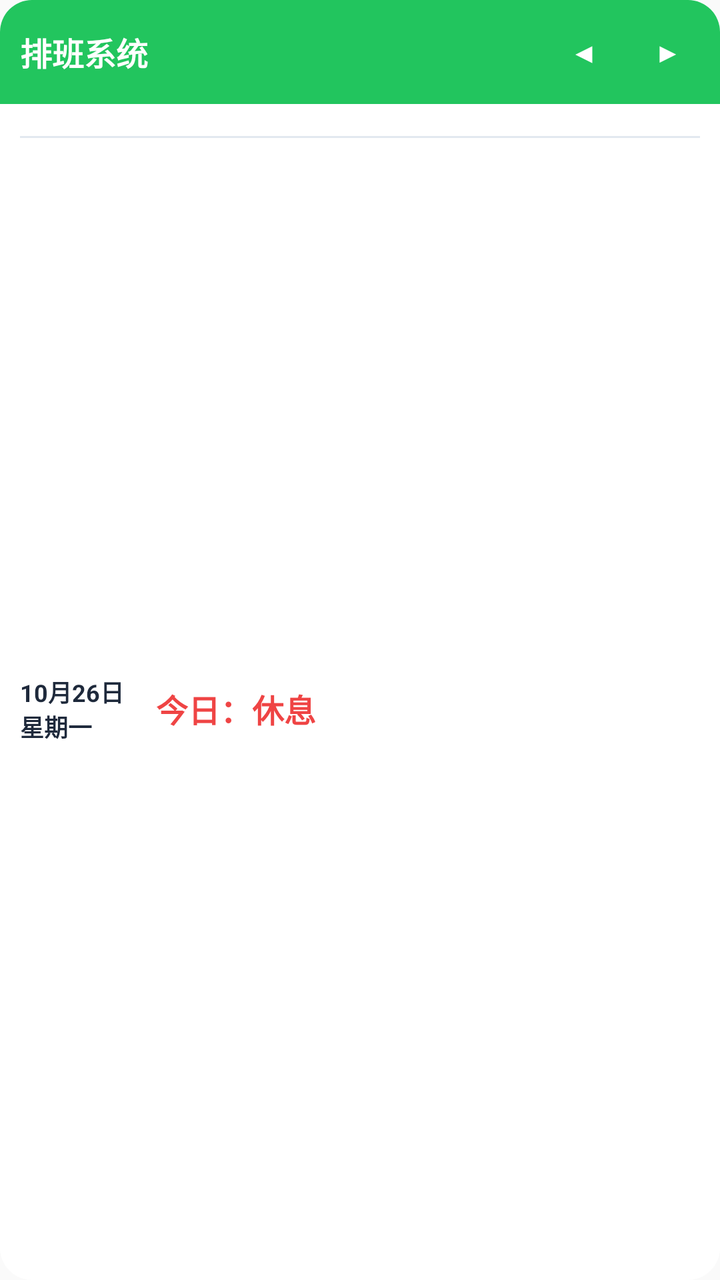
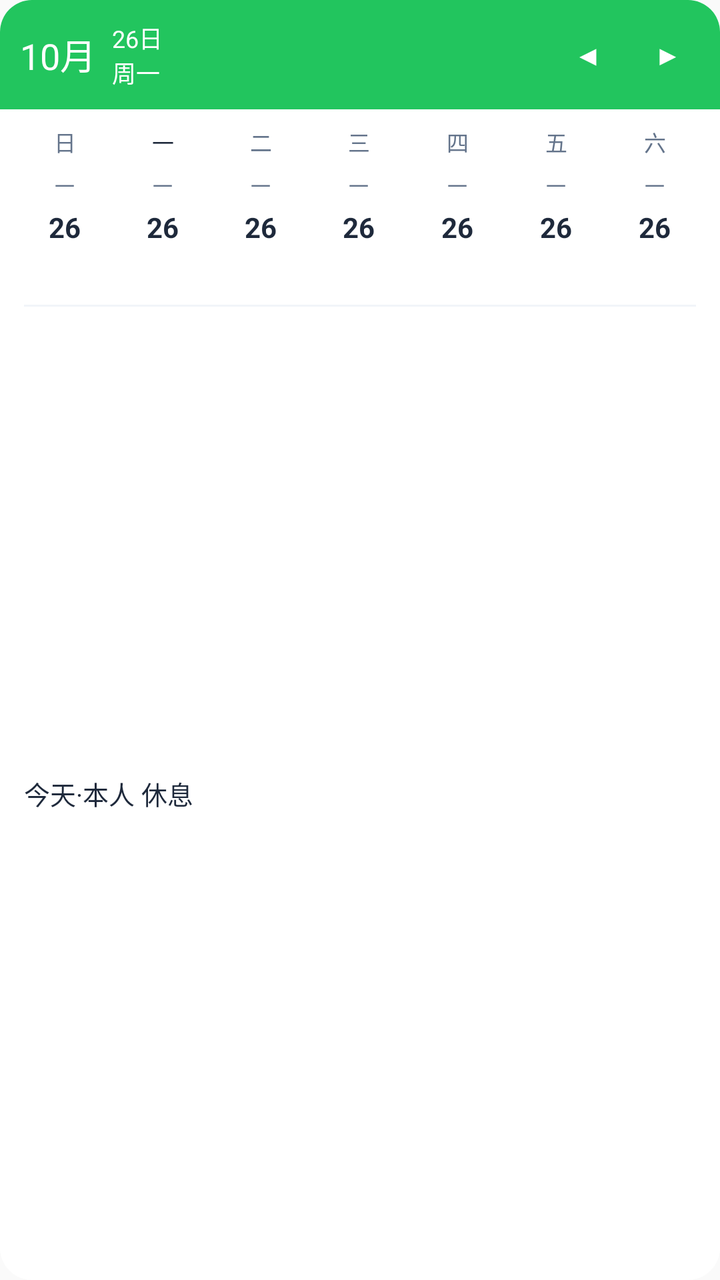

Screens rendered from an Android XML layout before and after an edit, with the pre-edit source and the edit as a unified diff.
<!-- AndroidManifest.xml: application theme Theme.AppCompat.DayNight.NoActionBar -->
<!-- res/layout/widget_week.xml -->
<?xml version="1.0" encoding="utf-8"?>
<LinearLayout xmlns:android="http://schemas.android.com/apk/res/android"
    android:layout_width="match_parent"
    android:layout_height="match_parent"
    android:background="@drawable/bg_widget_rounded"
    android:orientation="vertical">

    
    <LinearLayout
        android:layout_width="match_parent"
        android:layout_height="wrap_content"
        android:background="@drawable/bg_header_rounded"
        android:orientation="horizontal"
        android:padding="10dp"
        android:gravity="center_vertical">

        <TextView
            android:layout_width="0dp"
            android:layout_height="wrap_content"
            android:layout_weight="1"
            android:text="排班系统"
            android:textColor="#FFFFFF"
            android:textSize="16sp"
            android:textStyle="bold" />

        <TextView
            android:id="@+id/btn_prev_week"
            android:layout_width="32dp"
            android:layout_height="32dp"
            android:gravity="center"
            android:text="◀"
            android:textColor="#FFFFFF"
            android:textSize="14sp" />

        <TextView
            android:id="@+id/btn_next_week"
            android:layout_width="32dp"
            android:layout_height="32dp"
            android:layout_marginStart="10dp"
            android:gravity="center"
            android:text="▶"
            android:textColor="#FFFFFF"
            android:textSize="14sp" />
    </LinearLayout>

    
    <LinearLayout
        android:id="@+id/ll_week_days"
        android:layout_width="match_parent"
        android:layout_height="wrap_content"
        android:orientation="horizontal"
        android:padding="8dp"
        android:weightSum="7" />
        
    <View
        android:layout_width="match_parent"
        android:layout_height="1dp"
        android:background="#E2E8F0"
        android:layout_marginHorizontal="10dp"/>

    
    <LinearLayout
        android:layout_width="match_parent"
        android:layout_height="match_parent"
        android:orientation="horizontal"
        android:padding="10dp"
        android:gravity="center_vertical">

        <TextView
            android:id="@+id/tv_bottom_date"
            android:layout_width="wrap_content"
            android:layout_height="wrap_content"
            android:text="10月26日\n星期一"
            android:textColor="#1E293B"
            android:textSize="12sp"
            android:textStyle="bold" />

        <TextView
            android:id="@+id/tv_bottom_shift"
            android:layout_width="0dp"
            android:layout_height="wrap_content"
            android:layout_weight="1"
            android:layout_marginStart="16dp"
            android:text="今日：休息"
            android:textColor="#EF4444"
            android:textSize="16sp"
            android:textStyle="bold" />
    </LinearLayout>
</LinearLayout>
<!-- resources referenced by this layout -->
<resources>
  <!-- drawable bg_header_rounded (drawable) -->
  <?xml version="1.0" encoding="utf-8"?>
  <shape xmlns:android="http://schemas.android.com/apk/res/android">
      <solid android:color="#22C55E" />
      <corners
          android:topLeftRadius="16dp"
          android:topRightRadius="16dp" />
  </shape>
  <!-- drawable bg_widget_rounded (drawable) -->
  <?xml version="1.0" encoding="utf-8"?>
  <shape xmlns:android="http://schemas.android.com/apk/res/android">
      <solid android:color="#FFFFFF" />
      <corners android:radius="16dp" />
  </shape>
</resources>

<!-- the commit's change to res/layout/widget_week.xml (unified diff, before → after) -->
@@ -10,19 +10,28 @@
         android:layout_width="match_parent"
         android:layout_height="wrap_content"
         android:background="@drawable/bg_header_rounded"
+        android:gravity="center_vertical"
         android:orientation="horizontal"
-        android:padding="10dp"
-        android:gravity="center_vertical">
-
+        android:padding="10dp">
+        
         <TextView
-            android:layout_width="0dp"
+            android:id="@+id/tv_header_month"
+            android:layout_width="wrap_content"
             android:layout_height="wrap_content"
-            android:layout_weight="1"
-            android:text="排班系统"
+            android:text="10月"
             android:textColor="#FFFFFF"
-            android:textSize="16sp"
-            android:textStyle="bold" />
-
+            android:textSize="18sp" />
+        <TextView
+            android:id="@+id/tv_header_day"
+            android:layout_width="wrap_content"
+            android:layout_height="wrap_content"
+            android:layout_marginStart="8dp"
+            android:text="26日\n周一"
+            android:textColor="#FFFFFF"
+            android:textSize="12sp" />
+            
+        <Space android:layout_width="0dp" android:layout_height="wrap_content" android:layout_weight="1" />
+        
         <TextView
             android:id="@+id/btn_prev_week"
             android:layout_width="32dp"
@@ -31,12 +40,11 @@
             android:text="◀"
             android:textColor="#FFFFFF"
             android:textSize="14sp" />
-
         <TextView
             android:id="@+id/btn_next_week"
             android:layout_width="32dp"
             android:layout_height="32dp"
-            android:layout_marginStart="10dp"
+            android:layout_marginStart="8dp"
             android:gravity="center"
             android:text="▶"
             android:textColor="#FFFFFF"
@@ -45,45 +53,95 @@
 
     
     <LinearLayout
-        android:id="@+id/ll_week_days"
         android:layout_width="match_parent"
         android:layout_height="wrap_content"
         android:orientation="horizontal"
-        android:padding="8dp"
-        android:weightSum="7" />
+        android:paddingHorizontal="8dp"
+        android:paddingTop="8dp"
+        android:weightSum="7">
+        <TextView android:layout_width="0dp" android:layout_height="wrap_content" android:layout_weight="1" android:gravity="center" android:text="日" android:textColor="#64748B" android:textSize="11sp"/>
+        <TextView android:layout_width="0dp" android:layout_height="wrap_content" android:layout_weight="1" android:gravity="center" android:text="一" android:textColor="#1E293B" android:textSize="11sp"/>
+        <TextView android:layout_width="0dp" android:layout_height="wrap_content" android:layout_weight="1" android:gravity="center" android:text="二" android:textColor="#64748B" android:textSize="11sp"/>
+        <TextView android:layout_width="0dp" android:layout_height="wrap_content" android:layout_weight="1" android:gravity="center" android:text="三" android:textColor="#64748B" android:textSize="11sp"/>
+        <TextView android:layout_width="0dp" android:layout_height="wrap_content" android:layout_weight="1" android:gravity="center" android:text="四" android:textColor="#64748B" android:textSize="11sp"/>
+        <TextView android:layout_width="0dp" android:layout_height="wrap_content" android:layout_weight="1" android:gravity="center" android:text="五" android:textColor="#64748B" android:textSize="11sp"/>
+        <TextView android:layout_width="0dp" android:layout_height="wrap_content" android:layout_weight="1" android:gravity="center" android:text="六" android:textColor="#64748B" android:textSize="11sp"/>
+    </LinearLayout>
+
+    
+    <LinearLayout
+        android:layout_width="match_parent"
+        android:layout_height="wrap_content"
+        android:orientation="horizontal"
+        android:paddingHorizontal="8dp"
+        android:paddingVertical="4dp"
+        android:weightSum="7">
         
-    <View
-        android:layout_width="match_parent"
-        android:layout_height="1dp"
-        android:background="#E2E8F0"
-        android:layout_marginHorizontal="10dp"/>
+        
+        <LinearLayout android:layout_width="0dp" android:layout_height="wrap_content" android:layout_weight="1" android:orientation="vertical" android:gravity="center" android:padding="2dp">
+            <TextView android:id="@+id/tv_w0" android:layout_width="wrap_content" android:layout_height="wrap_content" android:text="一" android:textColor="#64748B" android:textSize="10sp" />
+            <TextView android:id="@+id/tv_d0" android:layout_width="24dp" android:layout_height="24dp" android:layout_marginTop="2dp" android:gravity="center" android:text="26" android:textColor="#1E293B" android:textSize="14sp" android:textStyle="bold" />
+            <TextView android:id="@+id/tv_s0" android:layout_width="match_parent" android:layout_height="wrap_content" android:layout_marginHorizontal="2dp" android:layout_marginTop="2dp" android:gravity="center" android:paddingVertical="2dp" android:text="休" android:textColor="#FFFFFF" android:textSize="10sp" />
+        </LinearLayout>
+
+        
+        <LinearLayout android:layout_width="0dp" android:layout_height="wrap_content" android:layout_weight="1" android:orientation="vertical" android:gravity="center" android:padding="2dp">
+            <TextView android:id="@+id/tv_w1" android:layout_width="wrap_content" android:layout_height="wrap_content" android:text="一" android:textColor="#64748B" android:textSize="10sp" />
+            <TextView android:id="@+id/tv_d1" android:layout_width="24dp" android:layout_height="24dp" android:layout_marginTop="2dp" android:gravity="center" android:text="26" android:textColor="#1E293B" android:textSize="14sp" android:textStyle="bold" />
+            <TextView android:id="@+id/tv_s1" android:layout_width="match_parent" android:layout_height="wrap_content" android:layout_marginHorizontal="2dp" android:layout_marginTop="2dp" android:gravity="center" android:paddingVertical="2dp" android:text="休" android:textColor="#FFFFFF" android:textSize="10sp" />
+        </LinearLayout>
+
+        
+        <LinearLayout android:layout_width="0dp" android:layout_height="wrap_content" android:layout_weight="1" android:orientation="vertical" android:gravity="center" android:padding="2dp">
+            <TextView android:id="@+id/tv_w2" android:layout_width="wrap_content" android:layout_height="wrap_content" android:text="一" android:textColor="#64748B" android:textSize="10sp" />
+            <TextView android:id="@+id/tv_d2" android:layout_width="24dp" android:layout_height="24dp" android:layout_marginTop="2dp" android:gravity="center" android:text="26" android:textColor="#1E293B" android:textSize="14sp" android:textStyle="bold" />
+            <TextView android:id="@+id/tv_s2" android:layout_width="match_parent" android:layout_height="wrap_content" android:layout_marginHorizontal="2dp" android:layout_marginTop="2dp" android:gravity="center" android:paddingVertical="2dp" android:text="休" android:textColor="#FFFFFF" android:textSize="10sp" />
+        </LinearLayout>
+
+        
+        <LinearLayout android:layout_width="0dp" android:layout_height="wrap_content" android:layout_weight="1" android:orientation="vertical" android:gravity="center" android:padding="2dp">
+            <TextView android:id="@+id/tv_w3" android:layout_width="wrap_content" android:layout_height="wrap_content" android:text="一" android:textColor="#64748B" android:textSize="10sp" />
+            <TextView android:id="@+id/tv_d3" android:layout_width="24dp" android:layout_height="24dp" android:layout_marginTop="2dp" android:gravity="center" android:text="26" android:textColor="#1E293B" android:textSize="14sp" android:textStyle="bold" />
+            <TextView android:id="@+id/tv_s3" android:layout_width="match_parent" android:layout_height="wrap_content" android:layout_marginHorizontal="2dp" android:layout_marginTop="2dp" android:gravity="center" android:paddingVertical="2dp" android:text="休" android:textColor="#FFFFFF" android:textSize="10sp" />
+        </LinearLayout>
+
+        
+        <LinearLayout android:layout_width="0dp" android:layout_height="wrap_content" android:layout_weight="1" android:orientation="vertical" android:gravity="center" android:padding="2dp">
+            <TextView android:id="@+id/tv_w4" android:layout_width="wrap_content" android:layout_height="wrap_content" android:text="一" android:textColor="#64748B" android:textSize="10sp" />
+            <TextView android:id="@+id/tv_d4" android:layout_width="24dp" android:layout_height="24dp" android:layout_marginTop="2dp" android:gravity="center" android:text="26" android:textColor="#1E293B" android:textSize="14sp" android:textStyle="bold" />
+            <TextView android:id="@+id/tv_s4" android:layout_width="match_parent" android:layout_height="wrap_content" android:layout_marginHorizontal="2dp" android:layout_marginTop="2dp" android:gravity="center" android:paddingVertical="2dp" android:text="休" android:textColor="#FFFFFF" android:textSize="10sp" />
+        </LinearLayout>
+
+        
+        <LinearLayout android:layout_width="0dp" android:layout_height="wrap_content" android:layout_weight="1" android:orientation="vertical" android:gravity="center" android:padding="2dp">
+            <TextView android:id="@+id/tv_w5" android:layout_width="wrap_content" android:layout_height="wrap_content" android:text="一" android:textColor="#64748B" android:textSize="10sp" />
+            <TextView android:id="@+id/tv_d5" android:layout_width="24dp" android:layout_height="24dp" android:layout_marginTop="2dp" android:gravity="center" android:text="26" android:textColor="#1E293B" android:textSize="14sp" android:textStyle="bold" />
+            <TextView android:id="@+id/tv_s5" android:layout_width="match_parent" android:layout_height="wrap_content" android:layout_marginHorizontal="2dp" android:layout_marginTop="2dp" android:gravity="center" android:paddingVertical="2dp" android:text="休" android:textColor="#FFFFFF" android:textSize="10sp" />
+        </LinearLayout>
+
+        
+        <LinearLayout android:layout_width="0dp" android:layout_height="wrap_content" android:layout_weight="1" android:orientation="vertical" android:gravity="center" android:padding="2dp">
+            <TextView android:id="@+id/tv_w6" android:layout_width="wrap_content" android:layout_height="wrap_content" android:text="一" android:textColor="#64748B" android:textSize="10sp" />
+            <TextView android:id="@+id/tv_d6" android:layout_width="24dp" android:layout_height="24dp" android:layout_marginTop="2dp" android:gravity="center" android:text="26" android:textColor="#1E293B" android:textSize="14sp" android:textStyle="bold" />
+            <TextView android:id="@+id/tv_s6" android:layout_width="match_parent" android:layout_height="wrap_content" android:layout_marginHorizontal="2dp" android:layout_marginTop="2dp" android:gravity="center" android:paddingVertical="2dp" android:text="休" android:textColor="#FFFFFF" android:textSize="10sp" />
+        </LinearLayout>
+    </LinearLayout>
+
+    <View android:layout_width="match_parent" android:layout_height="1dp" android:layout_marginHorizontal="12dp" android:background="#F1F5F9"/>
 
     
     <LinearLayout
         android:layout_width="match_parent"
         android:layout_height="match_parent"
         android:orientation="horizontal"
-        android:padding="10dp"
-        android:gravity="center_vertical">
-
-        <TextView
-            android:id="@+id/tv_bottom_date"
-            android:layout_width="wrap_content"
-            android:layout_height="wrap_content"
-            android:text="10月26日\n星期一"
-            android:textColor="#1E293B"
-            android:textSize="12sp"
-            android:textStyle="bold" />
-
+        android:gravity="center_vertical"
+        android:padding="12dp">
         <TextView
             android:id="@+id/tv_bottom_shift"
-            android:layout_width="0dp"
+            android:layout_width="match_parent"
             android:layout_height="wrap_content"
-            android:layout_weight="1"
-            android:layout_marginStart="16dp"
-            android:text="今日：休息"
-            android:textColor="#EF4444"
-            android:textSize="16sp"
-            android:textStyle="bold" />
+            android:text="今天·本人 休息"
+            android:textColor="#1E293B"
+            android:textSize="13sp" />
     </LinearLayout>
 </LinearLayout>
